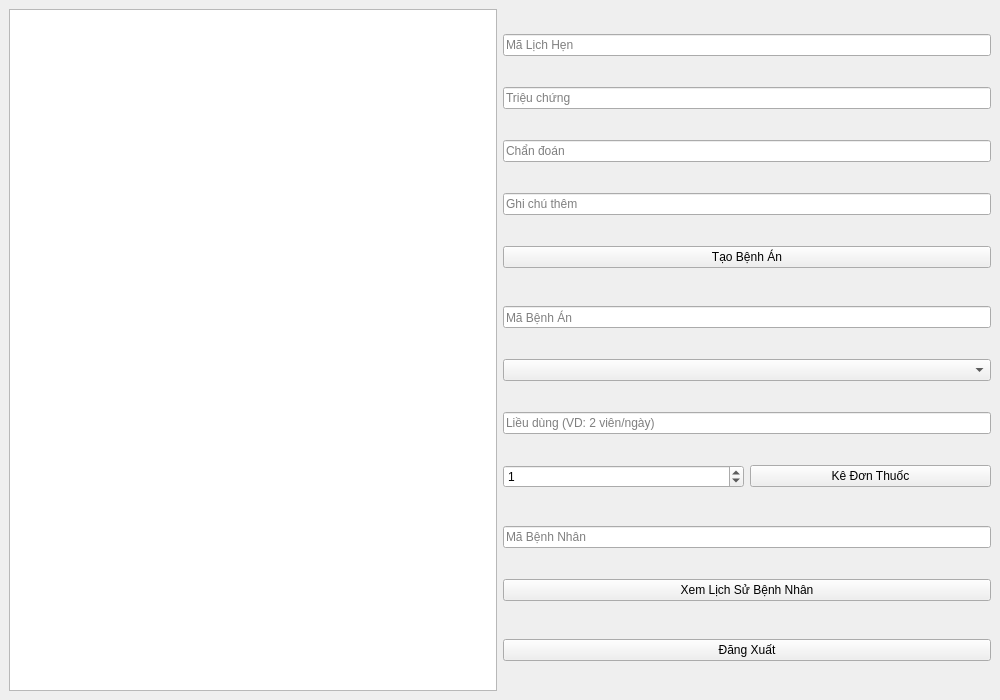
prestonwanttorevenge/PBL2, file src/ui/DoctorMenu.ui: the form before one commit.
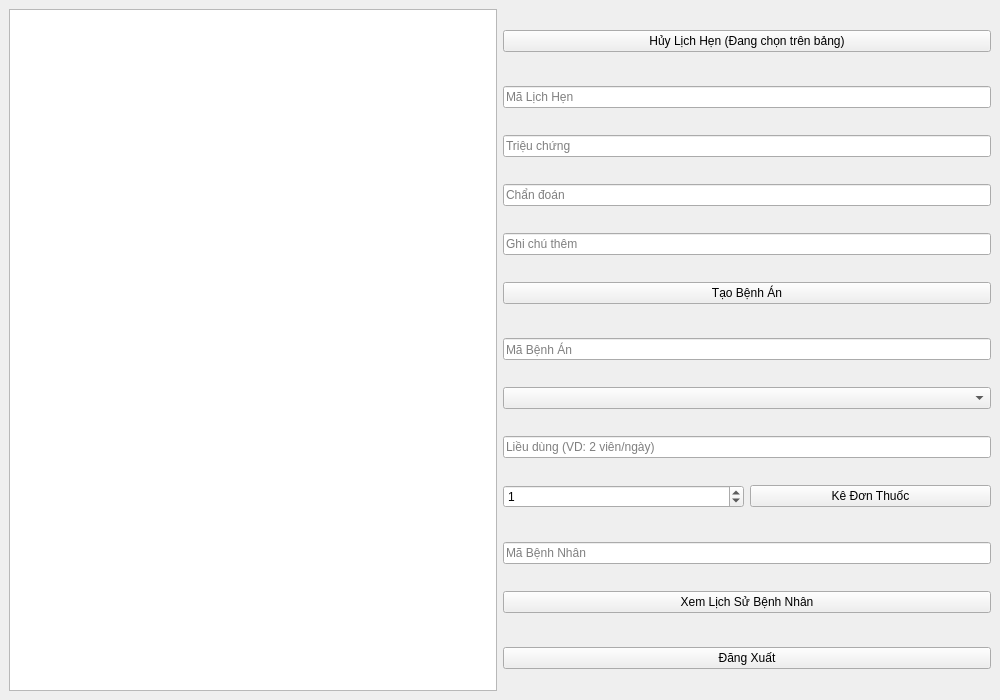
The form after the commit.

The edit to the form file:
```diff
--- a/src/ui/DoctorMenu.ui
+++ b/src/ui/DoctorMenu.ui
@@ -11,6 +11,12 @@
     </item>
     <item>
      <layout class="QVBoxLayout" name="verticalLayoutRightPanel">
+      
+      <!-- BẮT ĐẦU: NÚT HỦY LỊCH BỊ THIẾU ĐÃ ĐƯỢC THÊM VÀO -->
+      <item><widget class="QPushButton" name="btnCancelAppointment"><property name="text"><string>Hủy Lịch Hẹn (Đang chọn trên bảng)</string></property></widget></item>
+      <item><spacer name="verticalSpacer0"><property name="orientation"><enum>Qt::Vertical</enum></property></spacer></item>
+      <!-- KẾT THÚC: NÚT HỦY LỊCH -->
+
       <item><widget class="QLineEdit" name="txtAppointmentId"><property name="placeholderText"><string>Mã Lịch Hẹn</string></property></widget></item>
       <item><widget class="QLineEdit" name="txtSymptoms"><property name="placeholderText"><string>Triệu chứng</string></property></widget></item>
       <item><widget class="QLineEdit" name="txtDiagnosis"><property name="placeholderText"><string>Chẩn đoán</string></property></widget></item>
```
